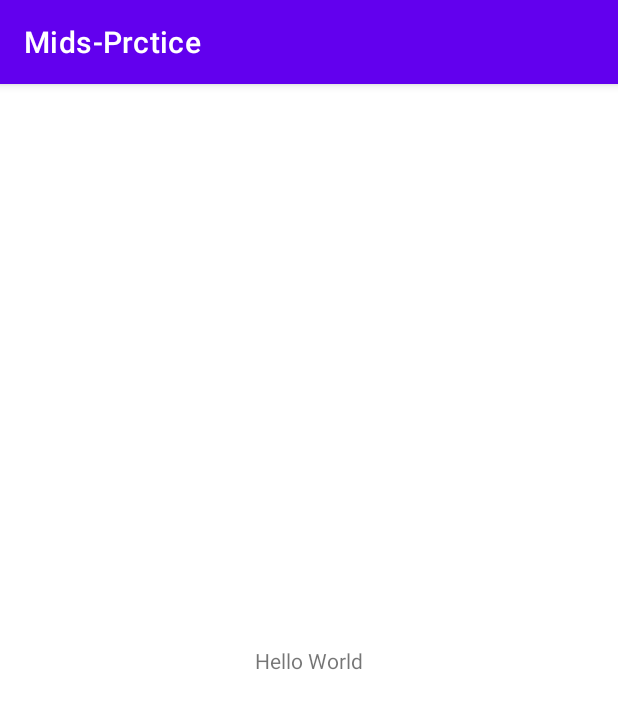
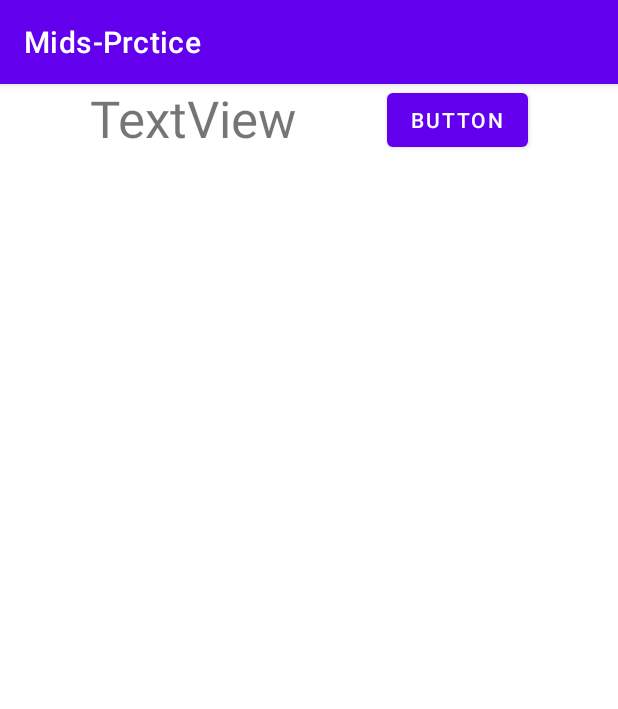
Before and after one commit to AyeshaSiddique01/Mids-Practic, an Android app: the screen it shows after launch (MainActivity), on a phone screen of 412 x 824 dp. Shown: the top 709 px of the screen. Run offline under Robolectric (Android 15) with nearby library versions, the phone set to English and light mode, and no system bars.

Commit message:
Lecture 4 completed

```diff
--- a/Mids-Code/app/src/main/java/com/example/mids_prctice/MainActivity.java
+++ b/Mids-Code/app/src/main/java/com/example/mids_prctice/MainActivity.java
@@ -3,12 +3,28 @@ package com.example.mids_prctice;
 import androidx.appcompat.app.AppCompatActivity;
 
 import android.os.Bundle;
+import android.view.View;
+import android.widget.Button;
+import android.widget.TextView;
 
 public class MainActivity extends AppCompatActivity {
-
+    TextView tv;
+    Button btn;
     @Override
     protected void onCreate(Bundle savedInstanceState) {
         super.onCreate(savedInstanceState);
         setContentView(R.layout.activity_main);
+        tv = findViewById(R.id.textView);
+        btn = findViewById(R.id.button);
+        btn.setOnClickListener(new View.OnClickListener() {
+            @Override
+            public void onClick(View v) {
+                btn.setText("Clicked");
+            }
+        });
     }
+//
+//    public void ChangeText(View view) {
+//        tv.setText("Button Clicked");
+//    }
 }
--- a/Mids-Code/app/src/main/res/layout/activity_main.xml
+++ b/Mids-Code/app/src/main/res/layout/activity_main.xml
@@ -6,13 +6,25 @@
     android:layout_height="match_parent"
     tools:context=".MainActivity">
 
-    <TextView
+    <Button
+        android:id="@+id/button"
         android:layout_width="wrap_content"
         android:layout_height="wrap_content"
-        android:text="@string/hello_world"
-        app:layout_constraintBottom_toBottomOf="parent"
+        android:text="Button"
         app:layout_constraintEnd_toEndOf="parent"
+        app:layout_constraintStart_toEndOf="@+id/textView"
+        android:onClick="ChangeText"
+        tools:layout_editor_absoluteY="363dp" />
+
+    <TextView
+        android:id="@+id/textView"
+        android:layout_width="wrap_content"
+        android:layout_height="wrap_content"
+        android:layout_marginStart="60dp"
+        android:text="TextView"
+        android:textSize="34sp"
+        app:layout_constraintBottom_toBottomOf="@+id/button"
         app:layout_constraintStart_toStartOf="parent"
-        app:layout_constraintTop_toTopOf="parent" />
-
+        app:layout_constraintTop_toTopOf="@+id/button"
+        app:layout_constraintVertical_bias="0.0" />
 </androidx.constraintlayout.widget.ConstraintLayout>
```
